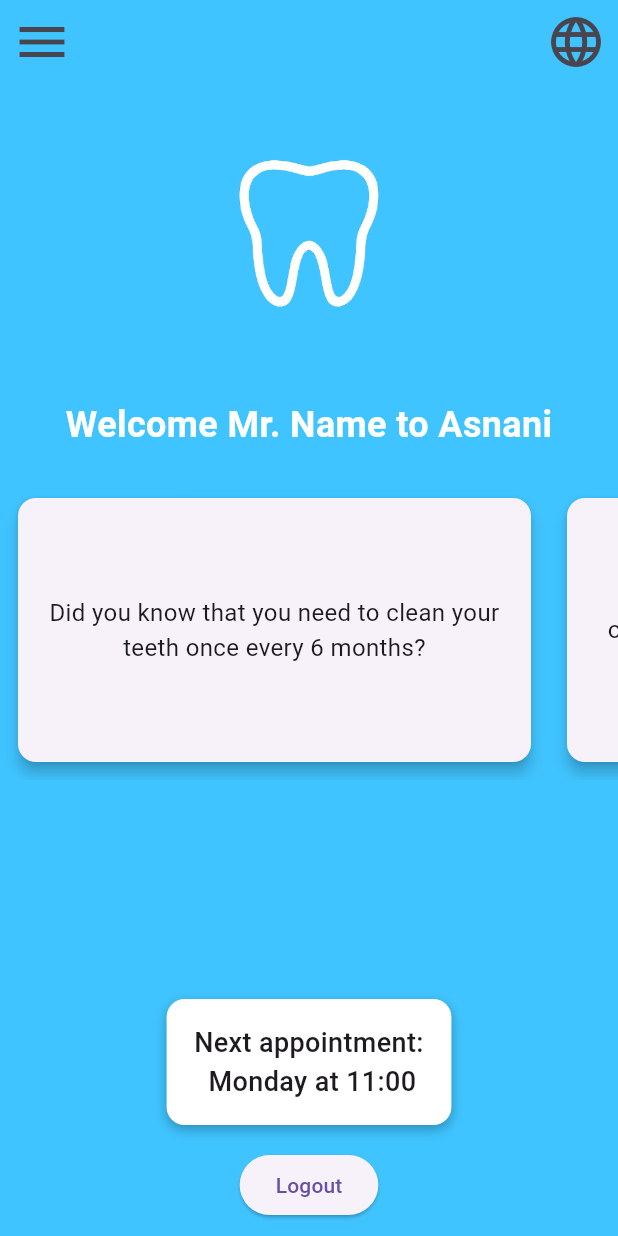
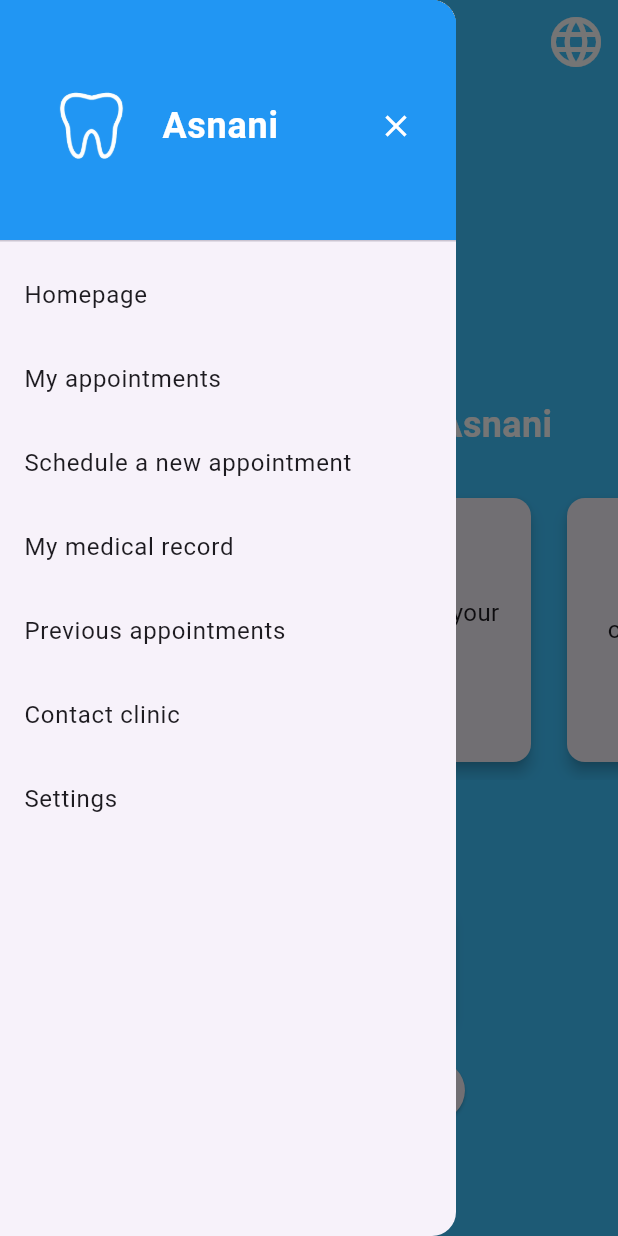
Before and after one commit to RoberHaiek/dentist-app, a Flutter app: the HomePage screen opened directly, after a tap on the "menu" icon, on a phone screen of 412 x 824 dp. Run offline on Flutter 3.47's test engine with Material 3 defaults, Android fonts, the phone set to English and light mode, and no system bars.

Commit message:
Added appointment schedule page

```diff
--- a/lib/Images.dart
+++ b/lib/Images.dart
@@ -11,9 +11,9 @@ class Images extends StatelessWidget{
     return Container(child: image);
   }
 
-  static Widget getIconImage(){
-    AssetImage assetImage = AssetImage("images/tooth_icon.png");
-    Image image = Image(image: assetImage, width: 200.0, height: 200.0);
+  static Widget getImage(String name, double width, double height){
+    AssetImage assetImage = AssetImage(name);
+    Image image = Image(image: assetImage, width: width, height: height);
     return Container(child: image);
   }
 
--- a/lib/Login.dart
+++ b/lib/Login.dart
@@ -5,10 +5,10 @@ class Login extends StatefulWidget {
   const Login({super.key});
 
   @override
-  State<Login> createState() => _LoginState();
+  State<Login> createState() => LoginState();
 }
 
-class _LoginState extends State<Login> {
+class LoginState extends State<Login> {
   final TextEditingController emailController = TextEditingController();
   final TextEditingController passwordController = TextEditingController();
 
--- a/lib/screens/FirstPage.dart
+++ b/lib/screens/FirstPage.dart
@@ -37,7 +37,7 @@ class FirstPageState extends State<FirstPage> {
           color: Colors.white30,
           child: Column(
             children: <Widget>[
-              Images.getIconImage(),
+              Images.getImage("images/tooth_icon.png", 200.0, 200.0),
               Text(
                 // Calling a function from a text
                 "Log in to Asnani",
--- a/lib/screens/HomePage.dart
+++ b/lib/screens/HomePage.dart
@@ -1,3 +1,4 @@
+import 'package:dentist_app/screens/AppointmentPage.dart';
 import 'package:dentist_app/screens/FirstPage.dart';
 import 'package:flutter/material.dart';
 import '../Images.dart';
@@ -10,18 +11,41 @@ class HomePage extends StatelessWidget {
     return Scaffold(
       backgroundColor: Colors.lightBlueAccent,
       drawer: Drawer(
-        child: ListView(
-          padding: EdgeInsets.zero,
-          children: const [
+        child: Column(
+          children: [
+            // Top header with X
             DrawerHeader(
               decoration: BoxDecoration(color: Colors.blue),
-              child: Text("Menu", style: TextStyle(color: Colors.white)),
+              child: Row(
+                mainAxisAlignment: MainAxisAlignment.spaceBetween,
+                children: [
+                  Images.getImage("images/tooth_icon.png", 90, 90),
+                  const SizedBox(width: 2),
+                  Text("Asnani",
+                      style: TextStyle(fontSize: 24, fontWeight: FontWeight.bold, color: Colors.white)),
+                  const Spacer(), // pushes the X button to the far right
+                  IconButton(
+                    icon: const Icon(Icons.close, color: Colors.white),
+                    onPressed: () {
+                      Navigator.of(context).pop(); // closes the drawer
+                    },
+                  ),
+                ],
+              ),
             ),
-            ListTile(title: Text("Item 1")),
-            ListTile(title: Text("Item 2")),
+
+            // Other items
+            const ListTile(title: Text("Homepage")),
+            const ListTile(title: Text("My appointments")),
+            const ListTile(title: Text("Schedule a new appointment")),
+            const ListTile(title: Text("My medical record")),
+            const ListTile(title: Text("Previous appointments")),
+            const ListTile(title: Text("Contact clinic")),
+            const ListTile(title: Text("Settings")),
           ],
         ),
       ),
+
       body: SafeArea(
         child: Column(
           children: [
@@ -29,17 +53,17 @@ class HomePage extends StatelessWidget {
             Row(
               mainAxisAlignment: MainAxisAlignment.spaceBetween,
               children: [
-                IconButton(
-                  icon: const Icon(Icons.menu, size: 40),
-                  onPressed: () {
-                    Scaffold.of(context).openDrawer();
-                  },
+                Builder(
+                  builder: (context) => IconButton(
+                    icon: const Icon(Icons.menu, size: 40, color: Colors.white),
+                    onPressed: () {
+                      Scaffold.of(context).openDrawer();
+                    },
+                  ),
                 ),
                 IconButton(
-                  icon: const Icon(Icons.language, size: 40),
-                  onPressed: () {
-                    // handle language change
-                  },
+                  icon: const Icon(Icons.language, size: 40, color: Colors.white),
+                  onPressed: () {},
                 ),
               ],
             ),
@@ -48,7 +72,7 @@ class HomePage extends StatelessWidget {
             Column(
               mainAxisAlignment: MainAxisAlignment.center,
               children: [
-                Images.getIconImage(),
+                Images.getImage("images/tooth_icon.png", 200.0, 200.0),
                 const SizedBox(height: 10),
                 const Text(
                   "Welcome Mr. Name to Asnani",
@@ -97,6 +121,21 @@ class HomePage extends StatelessWidget {
               ),
             ),
 
+            // Make an appointment button
+            ElevatedButton(
+              onPressed: () {
+                Navigator.pushReplacement(
+                  context,
+                  MaterialPageRoute(
+                    builder: (context) => const AppointmentPage(),
+                  ),
+                );
+              },
+              child: const Text("Make a new appointment"),
+            ),
+
+            const SizedBox(height: 15),
+
             // Logout button
             ElevatedButton(
               onPressed: () {
--- a/pubspec.yaml
+++ b/pubspec.yaml
@@ -61,6 +61,7 @@ flutter:
   assets:
     - images/tooth_icon_with_bg.png
     - images/tooth_icon.png
+    - images/dentist_icon.png
     #   - images/a_dot_ham.jpeg
 
   # An image asset can refer to one or more resolution-specific "variants", see
```
Also changed, not shown: lib/screens/AppointmentPage.dart (added, +286 -0 lines), images/dentist_icon.png (added).
